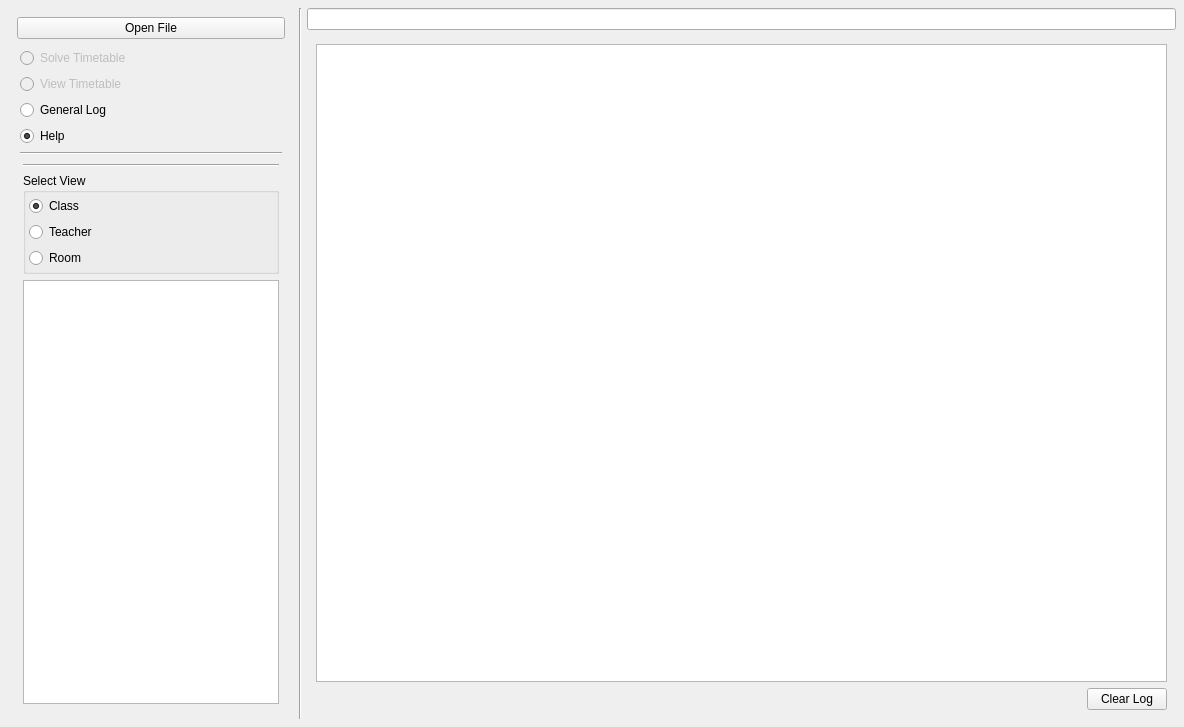
Qt form gui/mainwindow.ui (gradgrind/fetrunner) before a commit.
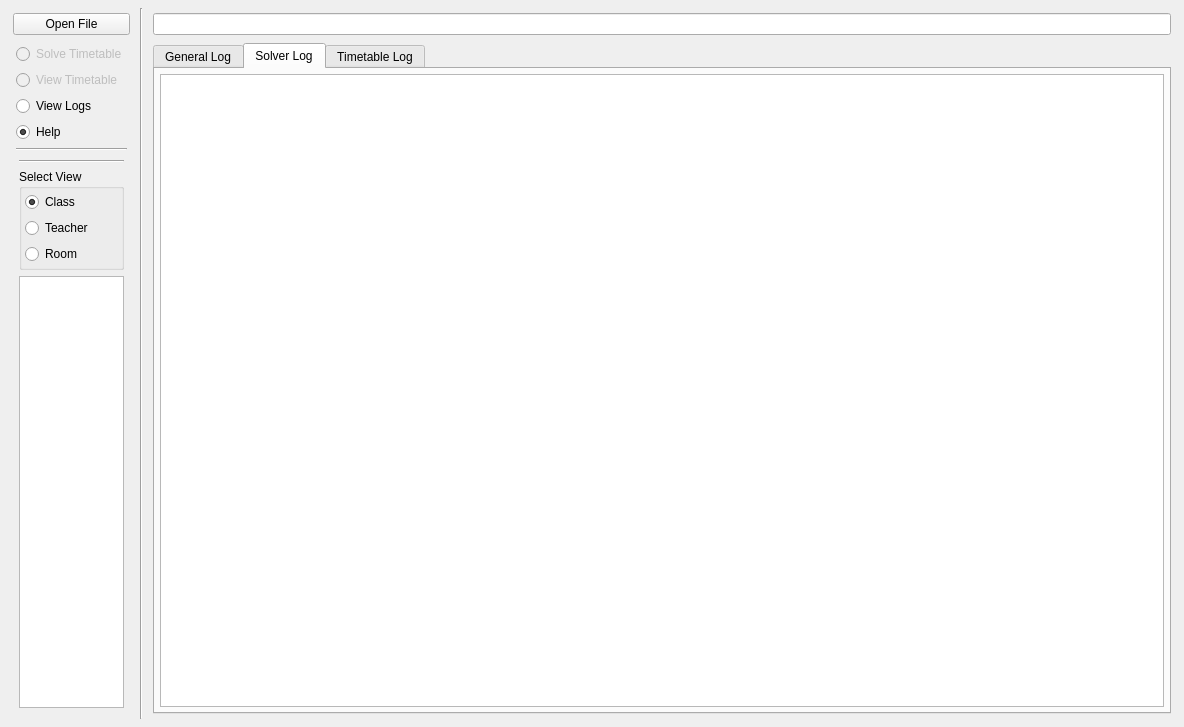
The same form after that commit. The open tabs and pages were chosen to show the change.

Patch:
```diff
--- a/gui/mainwindow.ui
+++ b/gui/mainwindow.ui
@@ -32,6 +32,18 @@
    <item>
     <widget class="QWidget" name="control_panel" native="true">
      <layout class="QVBoxLayout" name="verticalLayout_l">
+      <property name="leftMargin">
+       <number>5</number>
+      </property>
+      <property name="topMargin">
+       <number>5</number>
+      </property>
+      <property name="rightMargin">
+       <number>5</number>
+      </property>
+      <property name="bottomMargin">
+       <number>5</number>
+      </property>
       <item>
        <widget class="QPushButton" name="open_file">
         <property name="text">
@@ -86,7 +98,7 @@
          <item>
           <widget class="QRadioButton" name="general_log">
            <property name="text">
-            <string>General Log</string>
+            <string>View Logs</string>
            </property>
           </widget>
          </item>
@@ -196,7 +208,14 @@
               </widget>
              </item>
              <item>
-              <widget class="QListWidget" name="view_choice_list"/>
+              <widget class="QListWidget" name="view_choice_list">
+               <property name="sizePolicy">
+                <sizepolicy hsizetype="Ignored" vsizetype="Expanding">
+                 <horstretch>0</horstretch>
+                 <verstretch>0</verstretch>
+                </sizepolicy>
+               </property>
+              </widget>
              </item>
             </layout>
            </widget>
@@ -217,6 +236,21 @@
    </item>
    <item>
     <layout class="QVBoxLayout" name="verticalLayout">
+     <property name="spacing">
+      <number>8</number>
+     </property>
+     <property name="leftMargin">
+      <number>5</number>
+     </property>
+     <property name="topMargin">
+      <number>5</number>
+     </property>
+     <property name="rightMargin">
+      <number>5</number>
+     </property>
+     <property name="bottomMargin">
+      <number>5</number>
+     </property>
      <item>
       <widget class="QLineEdit" name="file_path">
        <property name="readOnly">
@@ -231,6 +265,21 @@
        </property>
        <widget class="QWidget" name="page_help">
         <layout class="QVBoxLayout" name="verticalLayout_4">
+         <property name="spacing">
+          <number>8</number>
+         </property>
+         <property name="leftMargin">
+          <number>0</number>
+         </property>
+         <property name="topMargin">
+          <number>0</number>
+         </property>
+         <property name="rightMargin">
+          <number>0</number>
+         </property>
+         <property name="bottomMargin">
+          <number>0</number>
+         </property>
          <item>
           <widget class="QTextBrowser" name="help_view"/>
          </item>
@@ -274,38 +323,116 @@
         </layout>
        </widget>
        <widget class="QWidget" name="page_log">
-        <layout class="QGridLayout" name="gridLayout">
-         <item row="0" column="0">
-          <widget class="QTextEdit" name="base_log_view">
-           <property name="readOnly">
-            <bool>true</bool>
+        <layout class="QVBoxLayout" name="verticalLayout_10">
+         <property name="spacing">
+          <number>8</number>
+         </property>
+         <property name="leftMargin">
+          <number>0</number>
+         </property>
+         <property name="topMargin">
+          <number>0</number>
+         </property>
+         <property name="rightMargin">
+          <number>0</number>
+         </property>
+         <property name="bottomMargin">
+          <number>0</number>
+         </property>
+         <item>
+          <widget class="QTabWidget" name="log_tabs">
+           <property name="currentIndex">
+            <number>0</number>
            </property>
+           <widget class="QWidget" name="logtab_general">
+            <attribute name="title">
+             <string>General Log</string>
+            </attribute>
+            <layout class="QVBoxLayout" name="verticalLayout_9">
+             <property name="spacing">
+              <number>5</number>
+             </property>
+             <property name="leftMargin">
+              <number>5</number>
+             </property>
+             <property name="topMargin">
+              <number>5</number>
+             </property>
+             <property name="rightMargin">
+              <number>5</number>
+             </property>
+             <property name="bottomMargin">
+              <number>5</number>
+             </property>
+             <item>
+              <widget class="QTextEdit" name="base_log_view">
+               <property name="readOnly">
+                <bool>true</bool>
+               </property>
+              </widget>
+             </item>
+            </layout>
+           </widget>
+           <widget class="QWidget" name="logtab_solver">
+            <attribute name="title">
+             <string>Solver Log</string>
+            </attribute>
+            <layout class="QVBoxLayout" name="verticalLayout_8">
+             <property name="spacing">
+              <number>5</number>
+             </property>
+             <property name="leftMargin">
+              <number>5</number>
+             </property>
+             <property name="topMargin">
+              <number>5</number>
+             </property>
+             <property name="rightMargin">
+              <number>5</number>
+             </property>
+             <property name="bottomMargin">
+              <number>5</number>
+             </property>
+             <item>
+              <widget class="QTextEdit" name="solver_log_view">
+               <property name="readOnly">
+                <bool>true</bool>
+               </property>
+              </widget>
+             </item>
+            </layout>
+           </widget>
+           <widget class="QWidget" name="logtab_timetable">
+            <attribute name="title">
+             <string>Timetable Log</string>
+            </attribute>
+            <layout class="QVBoxLayout" name="verticalLayout_7">
+             <property name="spacing">
+              <number>5</number>
+             </property>
+             <property name="leftMargin">
+              <number>5</number>
+             </property>
+             <property name="topMargin">
+              <number>5</number>
+             </property>
+             <property name="rightMargin">
+              <number>5</number>
+             </property>
+             <property name="bottomMargin">
+              <number>5</number>
+             </property>
+             <item>
+              <widget class="QTextEdit" name="timetable_log_view">
+               <property name="readOnly">
+                <bool>true</bool>
+               </property>
+              </widget>
+             </item>
+            </layout>
+           </widget>
           </widget>
          </item>
-         <item row="1" column="0">
-          <layout class="QHBoxLayout" name="horizontalLayout_4">
-           <item>
-            <spacer name="horizontalSpacer_2">
-             <property name="orientation">
-              <enum>Qt::Orientation::Horizontal</enum>
-             </property>
-             <property name="sizeHint" stdset="0">
-              <size>
-               <width>40</width>
-               <height>20</height>
-              </size>
-             </property>
-            </spacer>
-           </item>
-           <item>
-            <widget class="QPushButton" name="log_clear">
-             <property name="text">
-              <string>Clear Log</string>
-             </property>
-            </widget>
-           </item>
-          </layout>
-         </item>
         </layout>
        </widget>
       </widget>
```
Left out of the diff: 19 changed lines with no effect on the pictures.
